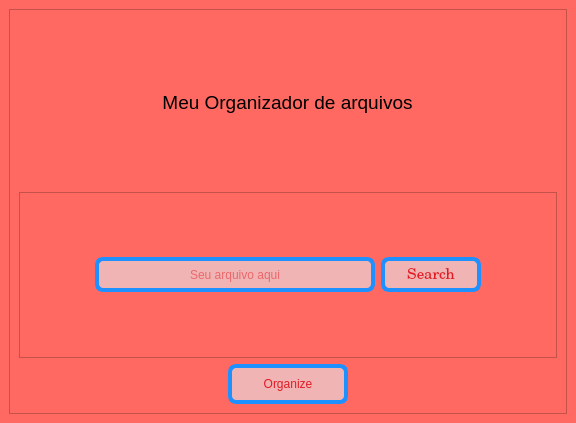
This is organizador_de_arquivos/qt_organizer/organizer.ui in VitorMarciano001/curso_syde6 as Qt 5 draws it before an edit. The edited form follows.
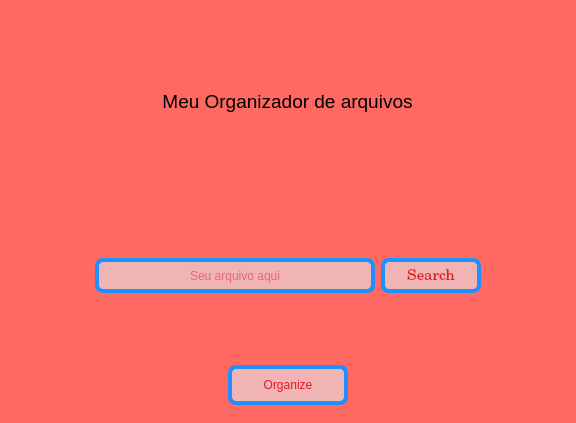
This is the edited form. Icons and pictures are not drawn.

Patch:
```diff
--- a/organizador_de_arquivos/qt_organizer/organizer.ui
+++ b/organizador_de_arquivos/qt_organizer/organizer.ui
@@ -22,10 +22,7 @@
     <item>
      <widget class="QFrame" name="frame_2">
       <property name="frameShape">
-       <enum>QFrame::StyledPanel</enum>
-      </property>
-      <property name="frameShadow">
-       <enum>QFrame::Raised</enum>
+       <enum>QFrame::NoFrame</enum>
       </property>
       <layout class="QVBoxLayout" name="verticalLayout">
        <item alignment="Qt::AlignHCenter">
@@ -38,10 +35,7 @@
        <item>
         <widget class="QFrame" name="frame">
          <property name="frameShape">
-          <enum>QFrame::StyledPanel</enum>
-         </property>
-         <property name="frameShadow">
-          <enum>QFrame::Raised</enum>
+          <enum>QFrame::NoFrame</enum>
          </property>
          <layout class="QHBoxLayout" name="horizontalLayout">
           <item>
```
